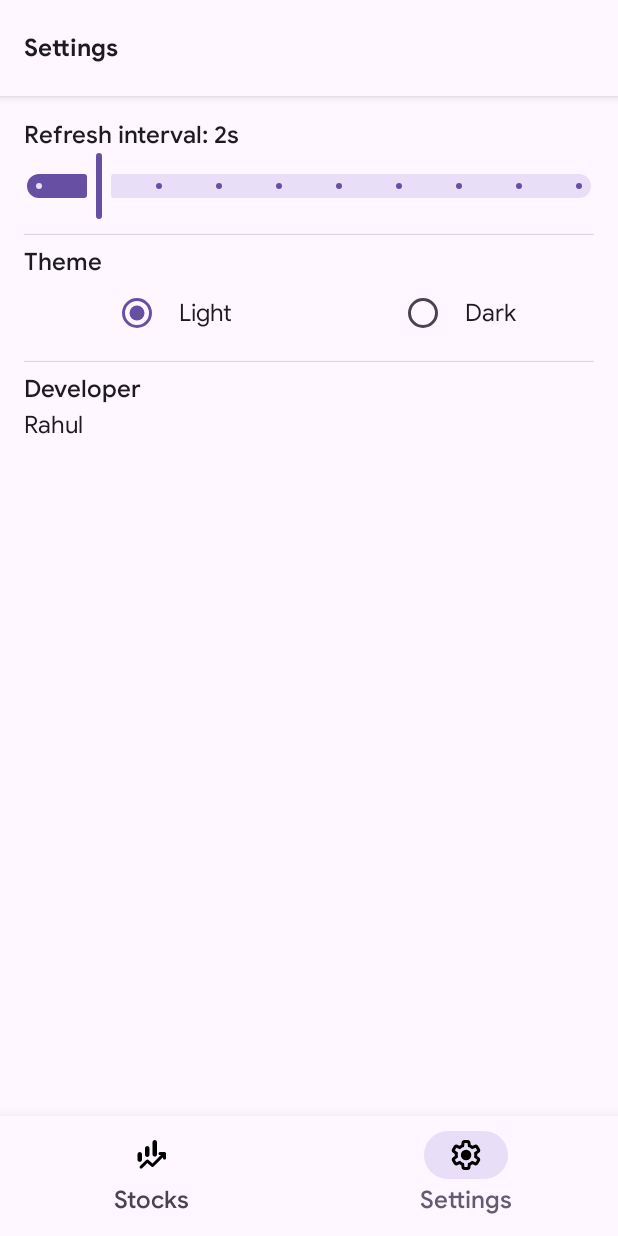
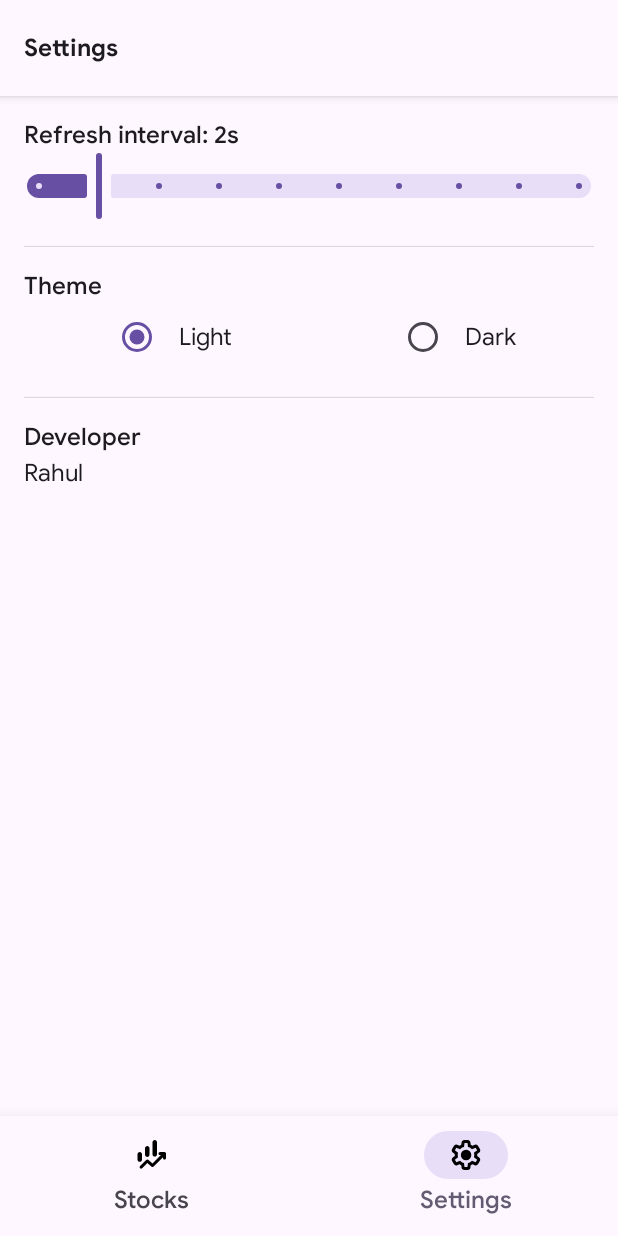
Before and after one commit to RahulSDeshpande/mb-stock-tracker-android, an Android app built with Jetpack Compose: the screen it shows after launch (MainActivity), item 2 of the bottom bar chosen, on a phone screen of 412 x 824 dp. Run offline under Robolectric (Android 15) with nearby library versions, the phone set to English and light mode, and no system bars; our stand-ins replace Dagger/Hilt's generated code.

Commit message:
refactor: :art: Remove 1 sec auto delay in StockRow to update bg color, persist till new event is received

```diff
--- a/app/src/main/java/com/rahul/stocker/ui/settings/SettingsScreen.kt
+++ b/app/src/main/java/com/rahul/stocker/ui/settings/SettingsScreen.kt
@@ -75,7 +75,7 @@ fun SettingsScreen(
             )
 
             HorizontalDivider(
-                modifier = Modifier.padding(vertical = 8.dp),
+                modifier = Modifier.padding(vertical = 16.dp),
                 thickness = 0.5.dp,
             )
 
@@ -85,9 +85,7 @@ fun SettingsScreen(
             )
 
             Row(
-                modifier =
-                    Modifier
-                        .fillMaxWidth(),
+                modifier = Modifier.fillMaxWidth(),
                 verticalAlignment = Alignment.CenterVertically,
             ) {
                 Row(
@@ -123,7 +121,7 @@ fun SettingsScreen(
             }
 
             HorizontalDivider(
-                modifier = Modifier.padding(vertical = 8.dp),
+                modifier = Modifier.padding(vertical = 16.dp),
                 thickness = 0.5.dp,
             )
 
--- a/app/src/main/java/com/rahul/stocker/ui/stocks/StockRow.kt
+++ b/app/src/main/java/com/rahul/stocker/ui/stocks/StockRow.kt
@@ -11,11 +11,7 @@ import androidx.compose.foundation.layout.widthIn
 import androidx.compose.material3.MaterialTheme
 import androidx.compose.material3.Text
 import androidx.compose.runtime.Composable
-import androidx.compose.runtime.LaunchedEffect
 import androidx.compose.runtime.getValue
-import androidx.compose.runtime.mutableStateOf
-import androidx.compose.runtime.remember
-import androidx.compose.runtime.setValue
 import androidx.compose.ui.Alignment
 import androidx.compose.ui.Modifier
 import androidx.compose.ui.res.stringResource
@@ -23,23 +19,24 @@ import androidx.compose.ui.text.font.FontWeight
 import androidx.compose.ui.unit.dp
 import com.rahul.stocker.R
 import com.rahul.stocker.domain.model.StockModel
-import com.rahul.stocker.ext.PRICE_REFRESH_INTERVAL_MILLIS
 import com.rahul.stocker.ext.theme.AppColors
-import kotlinx.coroutines.delay
 
 @Composable
-fun StockRow(stock: StockModel) {
-    var isUpdating by remember(stock.lastChangedTimestamp) { mutableStateOf(true) }
+fun StockRow(
+    stock: StockModel,
+    isUpdating: Boolean,
+) {
+    // var isUpdating by remember(stock.lastChangedTimestamp) { mutableStateOf(true) }
 
-    LaunchedEffect(stock.lastChangedTimestamp) {
-        if (stock.lastChangedTimestamp != null) {
-            isUpdating = true
-            delay(PRICE_REFRESH_INTERVAL_MILLIS)
-            isUpdating = false
-        } else {
-            isUpdating = false
-        }
-    }
+    // LaunchedEffect(stock.lastChangedTimestamp) {
+    //     if (stock.lastChangedTimestamp != null) {
+    //         isUpdating = true
+    //         delay(PRICE_REFRESH_INTERVAL_MILLIS)
+    //         isUpdating = false
+    //     } else {
+    //         isUpdating = false
+    //     }
+    // }
 
     val priceChangeBgColor =
         when {
@@ -81,8 +78,9 @@ fun StockRow(stock: StockModel) {
             }
         Text(
             text =
-                String.format(
-                    stringResource(id = R.string.price_format),
+                stringResource(
+                    id = R.string.price_format,
+                    stringResource(id = R.string.price_currency),
                     stock.price,
                 ),
             modifier = Modifier.widthIn(min = 40.dp),
--- a/app/src/main/java/com/rahul/stocker/ui/stocks/StocksScreen.kt
+++ b/app/src/main/java/com/rahul/stocker/ui/stocks/StocksScreen.kt
@@ -90,7 +90,10 @@ fun StocksScreen(
                     .padding(padding),
         ) {
             items(items = viewState.stocks) { stock ->
-                StockRow(stock = stock)
+                StockRow(
+                    stock = stock,
+                    isUpdating = true,
+                )
                 HorizontalDivider(thickness = 0.5.dp)
             }
         }
--- a/app/src/main/java/com/rahul/stocker/ui/stocks/demo/StocksScreenDemo.kt
+++ b/app/src/main/java/com/rahul/stocker/ui/stocks/demo/StocksScreenDemo.kt
@@ -17,6 +17,7 @@ private fun PreviewStockRowUp() {
     MaterialTheme {
         StockRow(
             stock = mockedStocks[2],
+            isUpdating = true,
         )
     }
 }
@@ -30,6 +31,7 @@ private fun PreviewStockRowDown() {
     MaterialTheme {
         StockRow(
             stock = mockedStocks[1],
+            isUpdating = true,
         )
     }
 }
--- a/app/src/main/res/values/strings.xml
+++ b/app/src/main/res/values/strings.xml
@@ -19,7 +19,8 @@
     <string name="price_up">↑</string>
     <string name="price_down">↓</string>
     <string name="price_still">-</string>
-    <string name="price_format">AED%.2f</string>
+    <string name="price_currency">$</string>
+    <string name="price_format">%s%.2f</string>
 
     <!-- SETTINGS -->
     <string name="settings_title">Settings</string>
```
Also changed, not shown: app/src/main/java/com/rahul/stocker/data/repository/StocksPriceRepositoryImpl.kt (+17 -1 lines).
